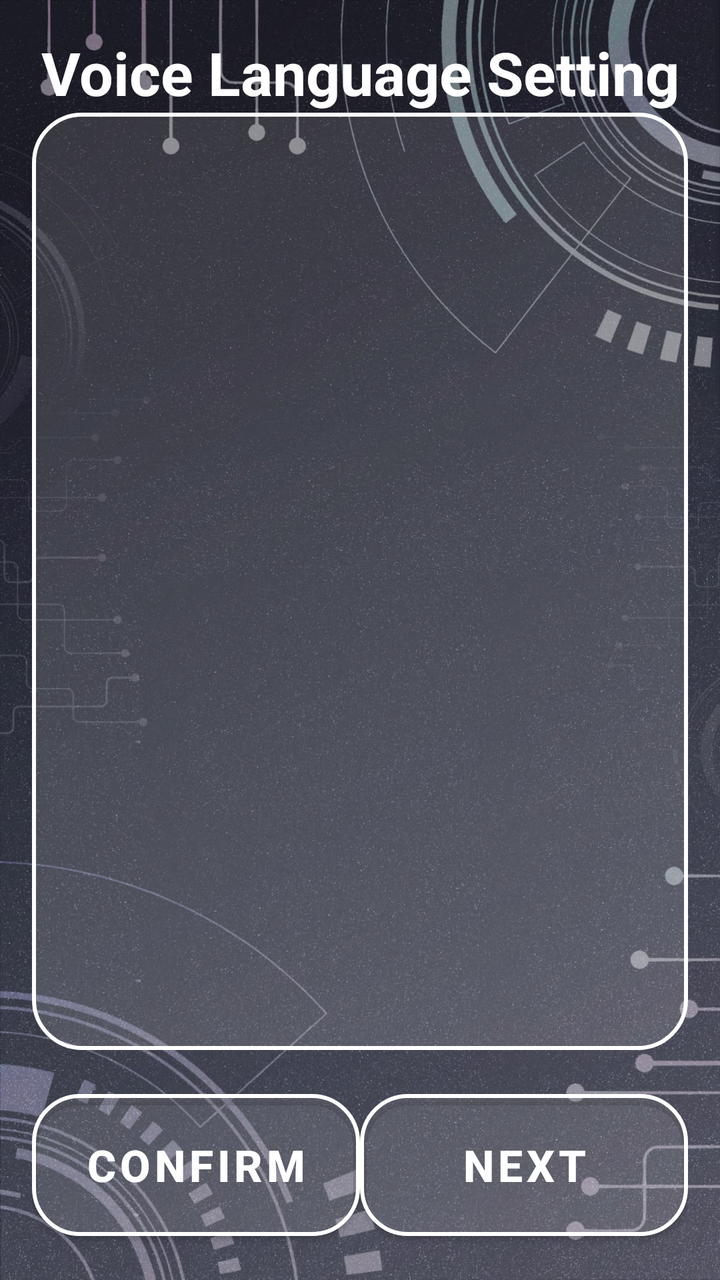
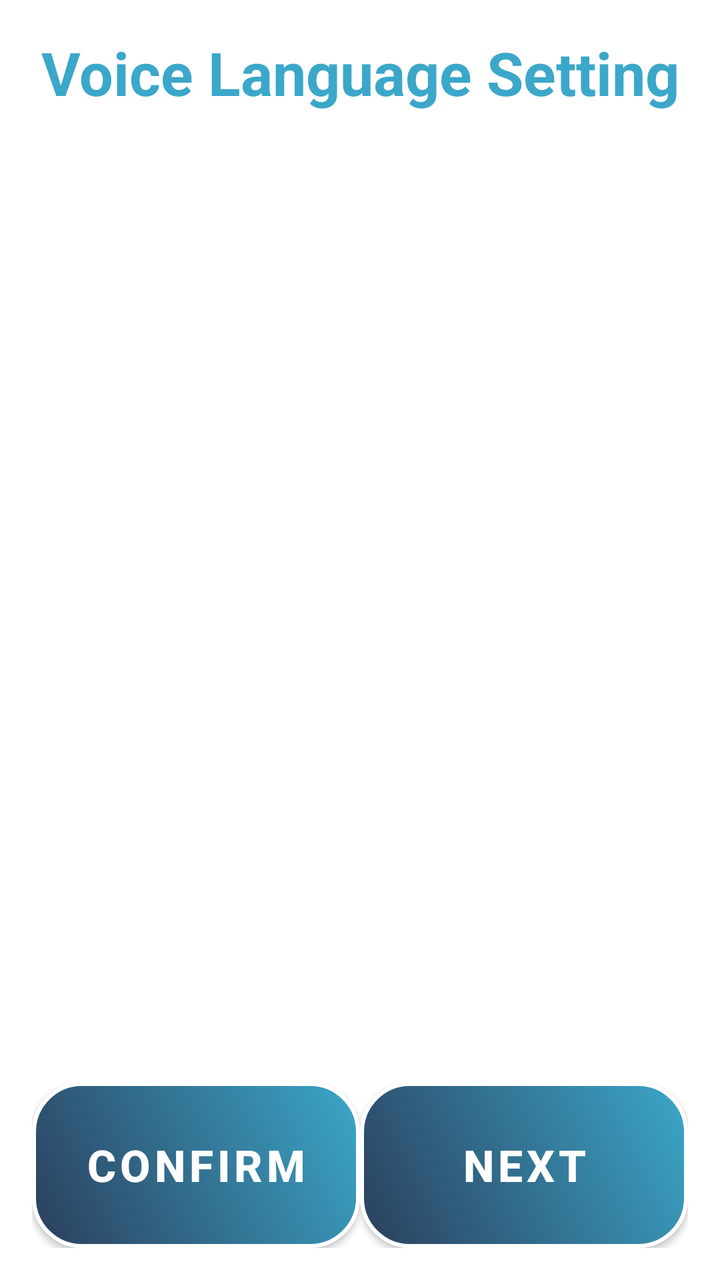

Compare the two renders of this Android layout. The source of the first and the diff that turns it into the second are given below.
<!-- AndroidManifest.xml: application theme Theme.VISTA -->
<!-- res/layout/activity_voice_language_setting.xml -->
<?xml version="1.0" encoding="utf-8"?>
<LinearLayout
    xmlns:android="http://schemas.android.com/apk/res/android"
    xmlns:app="http://schemas.android.com/apk/res-auto"
    xmlns:tools="http://schemas.android.com/tools"
    android:id="@+id/main"
    android:orientation="vertical"
    android:layout_width="match_parent"
    android:layout_height="match_parent"
    android:padding="16sp"
    android:background="@drawable/background">

    <TextView
        android:layout_width="match_parent"
        android:layout_height="wrap_content"
        android:text="@string/VoiceSettingPage_VoiceLanguageSetting"
        android:textSize="30sp"
        android:textStyle="bold"
        android:gravity="center"
        android:textColor="@color/white"/>

    
    <ListView
        android:id="@+id/lvVoiceLanguageSetting"
        android:layout_width="match_parent"
        android:layout_height="0dp"
        android:layout_weight="1"
        android:background="@drawable/list_item_border"
        android:divider="@drawable/custom_divider"/>

    <LinearLayout
        android:orientation="horizontal"
        android:layout_width="match_parent"
        android:layout_height="wrap_content"
        android:gravity="bottom"
        android:layout_marginTop="16dp"
        android:weightSum="2">

        
        <com.google.android.material.button.MaterialButton
            android:id="@+id/btnLanguageSpeedConfirm"
            style="@style/SemiTransparentRoundedButton"
            android:layout_width="0dp"
            android:layout_height="83dp"
            android:layout_weight="1"
            android:text="@string/btn_Confirm"
            android:textSize="22sp"
            android:textStyle="bold" />

        
        <com.google.android.material.button.MaterialButton
            android:id="@+id/btnLanguageSpeedNext"
            style="@style/SemiTransparentRoundedButton"
            android:layout_width="0dp"
            android:layout_height="83dp"
            android:layout_weight="1"
            android:text="@string/btn_next"
            android:textSize="22sp"
            android:textStyle="bold" />
    </LinearLayout>
</LinearLayout>
<!-- resources referenced by this layout -->
<resources>
  <color name="white">#FFFFFF</color>
  <!-- drawable background: jpeg bitmap (drawable, 288114 bytes) -->
  <!-- drawable custom_divider (drawable) -->
  <?xml version="1.0" encoding="utf-8"?>
  <shape xmlns:android="http://schemas.android.com/apk/res/android" android:shape="rectangle">
      <size android:height="1dp" /> 
      <solid android:color="#FFFFFF" /> 
  </shape>
  <!-- drawable list_item_border (drawable) -->
  <?xml version="1.0" encoding="utf-8"?>
  <shape xmlns:android="http://schemas.android.com/apk/res/android" android:shape="rectangle">
  
      
      <stroke
          android:width="2dp"
          android:color="#FFFFFF" />
  
      <corners android:radius="24dp" />
  
      <padding
          android:left="8dp"
          android:top="8dp"
          android:right="8dp"
          android:bottom="8dp" />
  
      <solid android:color="#20FFFFFF" />
  
  </shape>
  <string name="VoiceSettingPage_VoiceLanguageSetting">Voice Language Setting</string>
  <string name="btn_Confirm">Confirm</string>
  <string name="btn_next">Next</string>
  <style name="SemiTransparentRoundedButton" parent="Widget.MaterialComponents.Button">
          <item name="android:textColor">#FFFFFF</item>
          <item name="background">@drawable/button_selector</item> 
          <item name="cornerRadius">24dp</item>
          <item name="strokeColor">#FFFFFF</item>
          <item name="strokeWidth">2dp</item>
          <item name="backgroundTint">#20FFFFFF</item> 
      </style>
  <style name="Theme.VISTA" parent="Theme.MaterialComponents.Light.NoActionBar">
          
          <item name="colorPrimary">@color/semi_transparent_white</item>
          <item name="colorPrimaryVariant">@color/semi_transparent_white</item>
          <item name="colorOnPrimary">@color/white</item>
          
      </style>
  <!-- drawable button_selector (drawable) -->
  <?xml version="1.0" encoding="utf-8"?>
  <selector xmlns:android="http://schemas.android.com/apk/res/android">
      
      <item android:state_pressed="true">
          <shape android:shape="rectangle">
              <solid android:color="#20FFFFFF" /> 
              <stroke android:width="2dp" android:color="#FFFFFF" />
              <corners android:radius="24dp" />
          </shape>
      </item>
  
      
      <item android:state_selected="true">
          <shape android:shape="rectangle">
              <solid android:color="#FFFF00" /> 
              <stroke android:width="2dp" android:color="#FFFFFF" />
              <corners android:radius="24dp" />
          </shape>
      </item>
  
      
      <item>
          <shape android:shape="rectangle">
              <solid android:color="#20FFFFFF" /> 
              <stroke android:width="2dp" android:color="#FFFFFF" />
              <corners android:radius="24dp" />
          </shape>
      </item>
  </selector>
  <color name="semi_transparent_white">#80FFFFFF</color>
</resources>

<!-- the commit's change to res/layout/activity_voice_language_setting.xml (unified diff, before → after) -->
@@ -8,7 +8,7 @@
     android:layout_width="match_parent"
     android:layout_height="match_parent"
     android:padding="16sp"
-    android:background="@drawable/background">
+    android:background="@color/white">
 
     <TextView
         android:layout_width="match_parent"
@@ -17,7 +17,7 @@
         android:textSize="30sp"
         android:textStyle="bold"
         android:gravity="center"
-        android:textColor="@color/white"/>
+        android:textColor="#3BA7C9"/>
 
     
     <ListView
@@ -26,7 +26,8 @@
         android:layout_height="0dp"
         android:layout_weight="1"
         android:background="@drawable/list_item_border"
-        android:divider="@drawable/custom_divider"/>
+        android:divider="@drawable/custom_divider"
+        android:textColor="#3BA7C9"/>
 
     <LinearLayout
         android:orientation="horizontal"
@@ -45,7 +46,14 @@
             android:layout_weight="1"
             android:text="@string/btn_Confirm"
             android:textSize="22sp"
-            android:textStyle="bold" />
+            android:textStyle="bold"
+            android:background="@drawable/btn_photo_gradient"
+            app:backgroundTint="@null"
+            app:backgroundTintMode="src_over"
+            app:cornerRadius="0dp"
+            app:strokeColor="@null"
+            app:strokeWidth="0dp"
+            />
 
         
         <com.google.android.material.button.MaterialButton
@@ -56,6 +64,12 @@
             android:layout_weight="1"
             android:text="@string/btn_next"
             android:textSize="22sp"
-            android:textStyle="bold" />
+            android:textStyle="bold"
+            android:background="@drawable/btn_photo_gradient"
+            app:backgroundTint="@null"
+            app:backgroundTintMode="src_over"
+            app:cornerRadius="0dp"
+            app:strokeColor="@null"
+            app:strokeWidth="0dp"/>
     </LinearLayout>
 </LinearLayout>
<!-- resource entries referenced after the edit -->
@@ -1,7 +1,27 @@
 <!-- resources referenced by this layout -->
 <resources>
   <color name="white">#FFFFFF</color>
-  <!-- drawable background: jpeg bitmap (drawable, 288114 bytes) -->
+  <!-- drawable btn_photo_gradient (drawable) -->
+  <?xml version="1.0" encoding="utf-8"?>
+  <shape xmlns:android="http://schemas.android.com/apk/res/android"
+      android:shape="rectangle">
+  
+      
+      <gradient
+          android:startColor="#2B3E5C"
+          android:endColor="#3BA7C9"
+          android:angle="45"
+      />
+  
+      
+      <corners android:radius="24dp" />
+  
+      
+      <stroke
+          android:width="2dp"
+          android:color="#FFFFFF" />
+  
+  </shape>
   <!-- drawable custom_divider (drawable) -->
   <?xml version="1.0" encoding="utf-8"?>
   <shape xmlns:android="http://schemas.android.com/apk/res/android" android:shape="rectangle">
